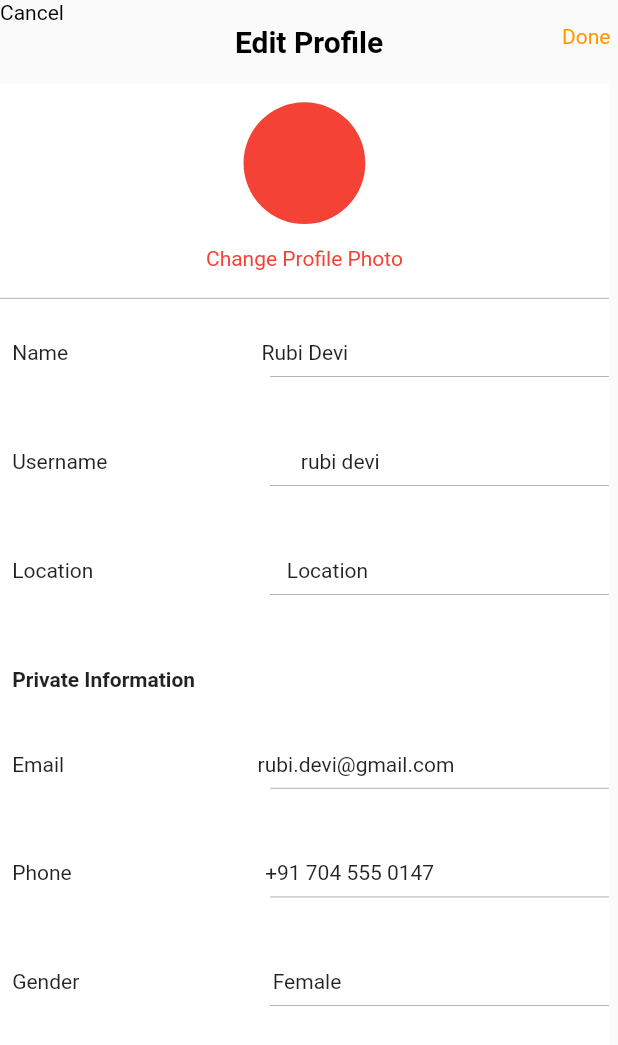
After one commit to ipriyam26/Waste-Not, a Flutter app: the EditScreen screen opened directly, on a phone screen of 412 x 824 dp. The commit adds this screen. Shown: the top 1045 px of the screen. Run offline on Flutter 3.47's test engine with Material 2 defaults, Android fonts, the phone set to English and light mode, and no system bars; our stand-ins replace carousel_slider, curved_navigation_bar, firebase_auth, firebase_core, flutter_screenutil, get and 2 more; missing offline and left inert: flutter_animated_dialog; accounts and stored records are empty; network calls fail.

Commit message:
google + edit screen

```diff
--- /dev/null
+++ b/lib/auth/controller/login_controller.dart
@@ -0,0 +1,35 @@
+import 'package:firebase_auth/firebase_auth.dart';
+import 'package:get/get.dart';
+import 'package:google_sign_in/google_sign_in.dart';
+import 'package:waste_not/screens/filter.dart';
+
+class LoginController extends GetxController {
+  final FirebaseAuth _auth = FirebaseAuth.instance;
+  final GoogleSignIn googleSignIn = GoogleSignIn();
+
+  signInWithGoogle() async {
+    final GoogleSignIn googleSignIn = GoogleSignIn();
+
+    try {
+      final GoogleSignInAccount? googleSignInAccount =
+          await googleSignIn.signIn();
+
+      if (googleSignInAccount != null) {
+        final GoogleSignInAuthentication? googleAuth =
+            await googleSignInAccount.authentication;
+        final credentials = GoogleAuthProvider.credential(
+          accessToken: googleAuth?.accessToken,
+          idToken: googleAuth?.idToken,
+        );
+      }
+    } on FirebaseAuthException catch (e) {
+      // ('Google login Failed', e);
+      print(e.message);
+    }
+  }
+
+  //Sign out
+  signOut() {
+    FirebaseAuth.instance.signOut();
+  }
+}
--- a/lib/auth/presentation/login.dart
+++ b/lib/auth/presentation/login.dart
@@ -1,8 +1,12 @@
 import 'package:flutter/material.dart';
 import 'package:flutter_screenutil/flutter_screenutil.dart';
+import 'package:get/get.dart';
+import 'package:get/get_core/src/get_main.dart';
+
+import '../controller/login_controller.dart';
 
 class Login extends StatelessWidget {
-  const Login({Key? key}) : super(key: key);
+  final LoginController controller = Get.put(LoginController());
 
   @override
   Widget build(BuildContext context) {
@@ -73,6 +77,8 @@ class Login extends StatelessWidget {
                       borderRadius: BorderRadius.all(Radius.circular(12.sp)),
                       color: Colors.white,
                     ),
+                    child: GestureDetector(
+                      onTap: () => controller.signInWithGoogle,
                       child: Row(
                         mainAxisAlignment: MainAxisAlignment.center,
                         children: [
@@ -87,6 +93,7 @@ class Login extends StatelessWidget {
                                 fontWeight: FontWeight.bold, fontSize: 14.sp),
                           )
                         ],
+                      ),
                     ),
                     height: 42.45.h,
                     width: 132.59.w,
@@ -152,7 +159,6 @@ class Input extends StatelessWidget {
 
   final String hint;
 
-
   @override
   Widget build(BuildContext context) {
     return Padding(
--- a/lib/auth/presentation/register.dart
+++ /dev/null
@@ -1,10 +0,0 @@
-import 'package:flutter/material.dart';
-
-class Register extends StatelessWidget {
-  const Register({Key? key}) : super(key: key);
-
-  @override
-  Widget build(BuildContext context) {
-    return Scaffold();
-  }
-}
--- /dev/null
+++ b/lib/screens/EditScreen.dart
@@ -0,0 +1,176 @@
+import 'package:flutter/material.dart';
+import 'package:flutter_screenutil/flutter_screenutil.dart';
+
+class EditScreen extends StatelessWidget {
+  const EditScreen({Key? key}) : super(key: key);
+
+  @override
+  Widget build(BuildContext context) {
+    return Scaffold(
+      backgroundColor: Color(0xFFFAFAFA),
+      appBar: AppBar(
+        backgroundColor: Colors.transparent,
+        elevation: 0,
+        leading: Text(
+          'Cancel',
+          style: TextStyle(
+            color: Colors.black,
+          ),
+        ),
+        title: Text(
+          'Edit Profile',
+          style: TextStyle(color: Colors.black, fontWeight: FontWeight.bold),
+        ),
+        centerTitle: true,
+        actions: [
+          Padding(
+            padding: EdgeInsets.only(top: 16.sp, right: 5.sp),
+            child: Text(
+              'Done',
+              style: TextStyle(color: Colors.orange),
+            ),
+          )
+        ],
+      ),
+      body: Column(
+        crossAxisAlignment: CrossAxisAlignment.start,
+        children: [
+          Expanded(
+            child: Container(
+              width: 400.sp,
+              child: Column(
+                crossAxisAlignment: CrossAxisAlignment.center,
+                children: [
+                  SizedBox(
+                    height: 12.sp,
+                  ),
+                  CircleAvatar(
+                    radius: 40.sp,
+                    backgroundColor: Colors.red,
+                  ),
+                  SizedBox(
+                    height: 15.h,
+                  ),
+                  Text(
+                    'Change Profile Photo',
+                    style: TextStyle(color: Colors.red),
+                  ),
+                  SizedBox(
+                    height: 10.h,
+                  ),
+                  Divider(color: Colors.black, thickness: 0.2),
+                  SizedBox(
+                    height: 20.h,
+                  ),
+                  EditRow(
+                    feild: 'Name',
+                    info: 'Rubi Devi',
+                  ),
+                  Divider(
+                    color: Colors.black,
+                    thickness: 0.2,
+                    indent: 180,
+                  ),
+                  SizedBox(
+                    height: 40.h,
+                  ),
+                  EditRow(
+                    feild: 'Username',
+                    info: 'rubi devi',
+                  ),
+                  Divider(
+                    color: Colors.black,
+                    thickness: 0.2,
+                    indent: 180,
+                  ),
+                  SizedBox(
+                    height: 40.h,
+                  ),
+                  EditRow(
+                    feild: 'Location',
+                    info: 'Location',
+                  ),
+                  Divider(
+                    color: Colors.black,
+                    thickness: 0.2,
+                    indent: 180,
+                  ),
+                  SizedBox(
+                    height: 40.h,
+                  ),
+                  EditRow(
+                    feild: 'Private Information',
+                    isbold: true,
+                    info: '',
+                  ),
+                  SizedBox(
+                    height: 40.h,
+                  ),
+                  EditRow(feild: 'Email', info: 'rubi.devi@gmail.com'),
+                  Divider(
+                    color: Colors.black,
+                    thickness: 0.2,
+                    indent: 180,
+                  ),
+                  SizedBox(
+                    height: 40.h,
+                  ),
+                  EditRow(feild: 'Phone', info: '+91 704 555 0147'),
+                  Divider(
+                    color: Colors.black,
+                    thickness: 0.2,
+                    indent: 180,
+                  ),
+                  SizedBox(
+                    height: 40.h,
+                  ),
+                  EditRow(feild: 'Gender', info: 'Female'),
+                  Divider(
+                    color: Colors.black,
+                    thickness: 0.2,
+                    indent: 180,
+                  ),
+                ],
+              ),
+              color: Colors.white,
+            ),
+          )
+        ],
+      ),
+    );
+  }
+}
+
+class EditRow extends StatelessWidget {
+  EditRow(
+      {Key? key,
+      required this.feild,
+      this.info = '',
+      this.isbold = false,
+      this.weight = FontWeight.bold})
+      : super(key: key);
+
+  final String feild;
+  String info = '';
+  bool isbold = false;
+  FontWeight weight = FontWeight.bold;
+
+  @override
+  Widget build(BuildContext context) {
+    return Row(
+      children: [
+        Padding(
+          padding: EdgeInsets.symmetric(horizontal: 8.sp),
+          child: Text(
+            feild,
+            style: isbold ? TextStyle(fontWeight: weight) : null,
+          ),
+        ),
+        SizedBox(
+          width: 110.w,
+        ),
+        Text(info),
+      ],
+    );
+  }
+}
--- a/pubspec.yaml
+++ b/pubspec.yaml
@@ -43,7 +43,6 @@ dependencies:
   flutter_animated_dialog: ^2.0.1
   syncfusion_flutter_sliders:
   firebase_core: ^1.21.0
-  firebase_auth: ^3.6.4
 
 
 dev_dependencies:
```
Also changed, not shown: lib/main.dart (+2 -6 lines), lib/screens/notifications.dart (added), pubspec.lock. Lines whose indentation alone changed are shown as unchanged.
